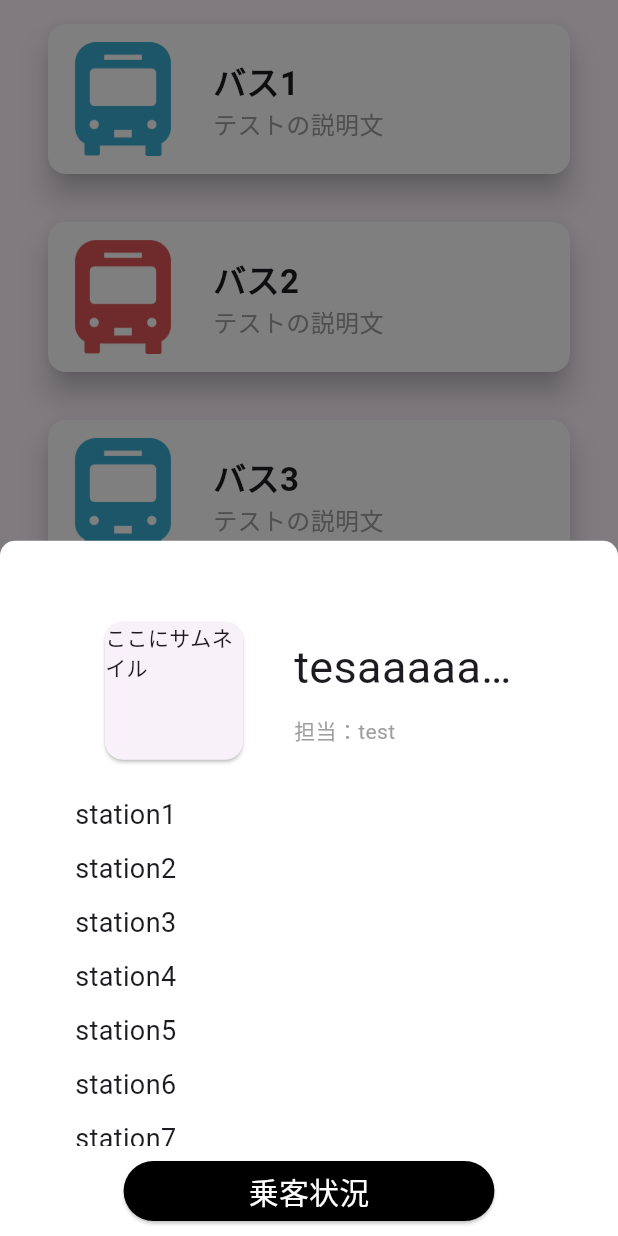
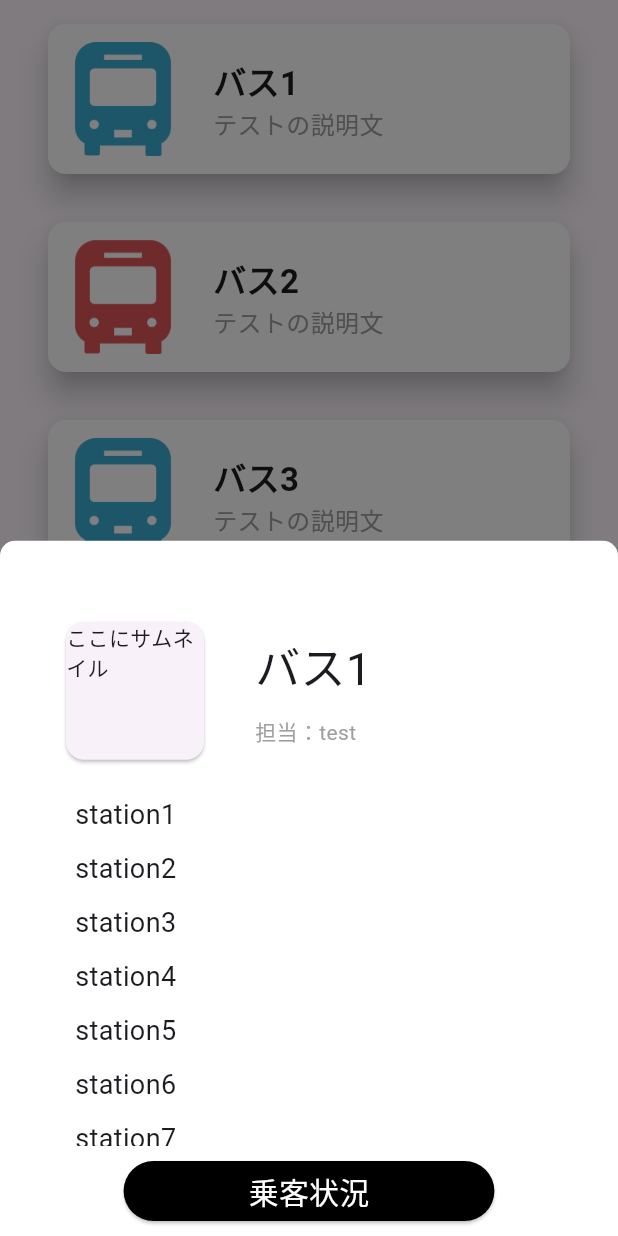
Before and after one commit to GreenTeaProgrammers/WhereChildBus, a Flutter app: the BusListPage widget shown alone on an empty page, opened directly, after a tap on "バス1", on a phone screen of 412 x 824 dp. Run offline on Flutter 3.47's test engine with Material 3 defaults, Android fonts, the phone set to English and light mode, and no system bars.

Commit message:
feat:モーダルにコンストラクタを実装

```diff
--- a/frontend/where_child_bus/lib/pages/bus_list_page/bottom_sheet.dart
+++ b/frontend/where_child_bus/lib/pages/bus_list_page/bottom_sheet.dart
@@ -2,6 +2,10 @@ import 'package:flutter/material.dart';
 
 class BottomSheetWidget extends StatelessWidget {
   final busStations = ["station1", "station2", "station3","station4","station5","station6", "station7", "station8", "station7", "station7"];
+  final String busName;
+
+  //将来的にはコンストラクタでバス型を受け取る
+  BottomSheetWidget({required this.busName});
 
   @override
   Widget build(BuildContext context) {
@@ -19,7 +23,7 @@ class BottomSheetWidget extends StatelessWidget {
           crossAxisAlignment: CrossAxisAlignment.start,
           children: [
             // titleText(),
-            modalHeader("tesaaaaaaaaaaaaaaaaaaaaaaaaaa", "test"),
+            modalHeader(busName, "test"),
             Expanded(
               child: stationsList(context, busStations)
             ),
@@ -32,9 +36,9 @@ class BottomSheetWidget extends StatelessWidget {
 
   Widget modalHeader(String busCourseName, String busOperatorName) {
     return Padding(
-      padding: const EdgeInsets.fromLTRB(0, 50, 0, 10),
+      padding: const EdgeInsets.fromLTRB(40, 50, 0, 10),
       child: Row(
-        mainAxisAlignment: MainAxisAlignment.center,
+        mainAxisAlignment: MainAxisAlignment.start,
         children: [
           busThumbnail(),
           courseAndOperator(busCourseName, busOperatorName),
@@ -55,7 +59,6 @@ class BottomSheetWidget extends StatelessWidget {
       },
     );
   }
-
 
   Widget stationsListElement(String stationName) {
     return Text(
--- a/frontend/where_child_bus/lib/pages/bus_list_page/bus_list_page.dart
+++ b/frontend/where_child_bus/lib/pages/bus_list_page/bus_list_page.dart
@@ -39,7 +39,7 @@ class _BusListPageState extends State<BusListPage> {
     );
   }
 
-  //TODO: 将来的にBus型を受け取る
+  //TODO: 将来的にBus型を受け取る, 将来的にモーダルにバスを渡す
   Widget busListCard(String name, bool isBusOperating) {
     return Padding(
       padding: const EdgeInsets.symmetric(horizontal: 16.0),
@@ -59,7 +59,7 @@ class _BusListPageState extends State<BusListPage> {
                   isDismissible: true,
                   barrierColor: Colors.black.withOpacity(0.5),
                   builder: (context) {
-                    return BottomSheetWidget();
+                    return BottomSheetWidget(busName: name,);
                   });
             },
             child: Row(
```
